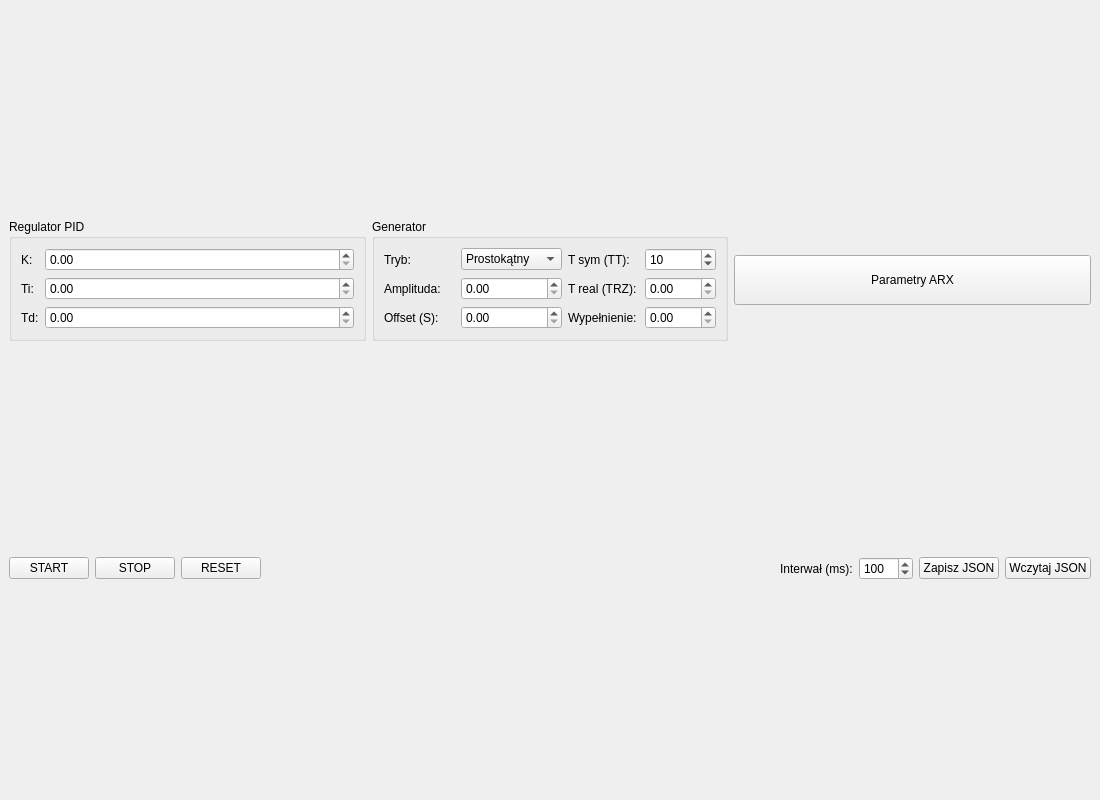
The window that mainwindow.ui (MichalWalterowski/projektUAR) describes before a commit, drawn with Qt 5.
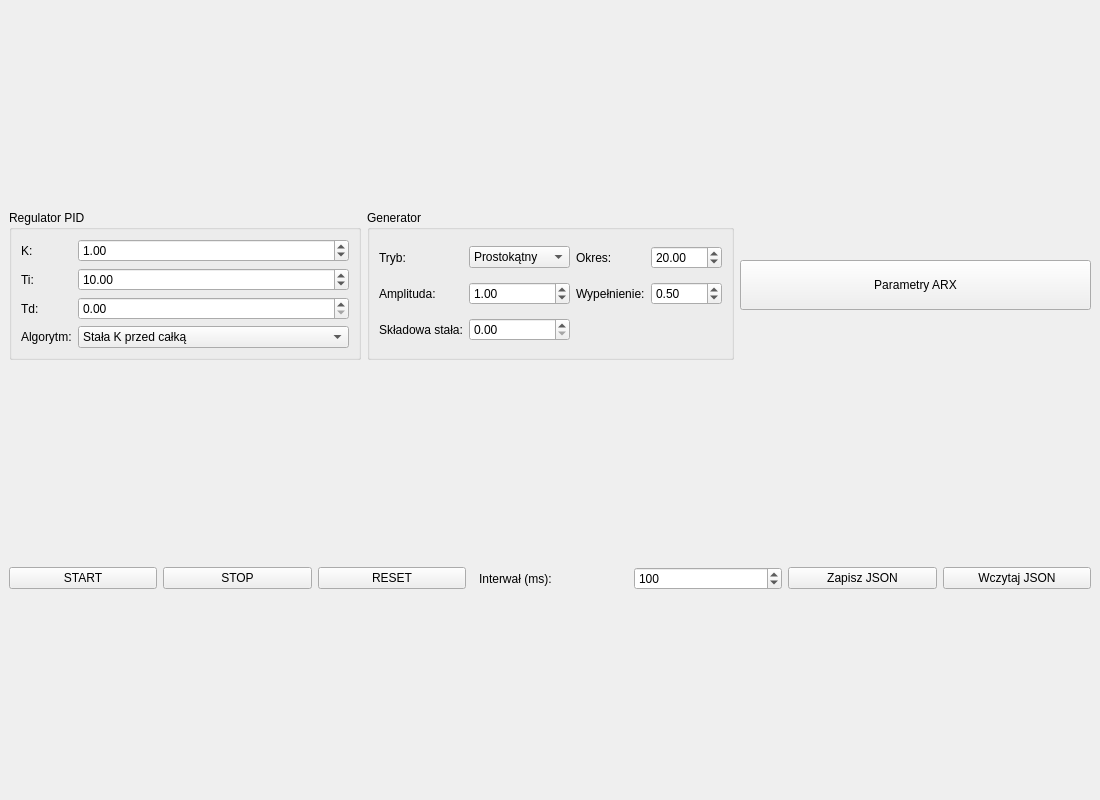
The same window after the commit.

What changed in the file:
```diff
--- a/mainwindow.ui
+++ b/mainwindow.ui
@@ -31,11 +31,7 @@
           </widget>
          </item>
          <item row="0" column="1">
-          <widget class="QDoubleSpinBox" name="spinK">
-           <property name="value">
-            <double>0.000000000000000</double>
-           </property>
-          </widget>
+          <widget class="QDoubleSpinBox" name="spinK"><property name="value"><double>1.0</double></property></widget>
          </item>
          <item row="1" column="0">
           <widget class="QLabel" name="labelTi">
@@ -45,11 +41,7 @@
           </widget>
          </item>
          <item row="1" column="1">
-          <widget class="QDoubleSpinBox" name="spinTi">
-           <property name="value">
-            <double>0.000000000000000</double>
-           </property>
-          </widget>
+          <widget class="QDoubleSpinBox" name="spinTi"><property name="value"><double>10.0</double></property></widget>
          </item>
          <item row="2" column="0">
           <widget class="QLabel" name="labelTd">
@@ -61,6 +53,15 @@
          <item row="2" column="1">
           <widget class="QDoubleSpinBox" name="spinTd"/>
          </item>
+         <item row="3" column="0">
+          <widget class="QLabel" name="labelTrybPID"><property name="text"><string>Algorytm:</string></property></widget>
+         </item>
+         <item row="3" column="1">
+          <widget class="QComboBox" name="comboTrybPID">
+           <item><property name="text"><string>Stała K przed całką</string></property></item>
+           <item><property name="text"><string>Stała K pod całką</string></property></item>
+          </widget>
+         </item>
         </layout>
        </widget>
       </item>
@@ -79,16 +80,8 @@
          </item>
          <item row="0" column="1">
           <widget class="QComboBox" name="comboTryb">
-           <item>
-            <property name="text">
-             <string>Prostokątny</string>
-            </property>
-           </item>
-           <item>
-            <property name="text">
-             <string>Sinusoidalny</string>
-            </property>
-           </item>
+           <item><property name="text"><string>Prostokątny</string></property></item>
+           <item><property name="text"><string>Sinusoidalny</string></property></item>
           </widget>
          </item>
          <item row="1" column="0">
@@ -99,62 +92,31 @@
           </widget>
          </item>
          <item row="1" column="1">
-          <widget class="QDoubleSpinBox" name="spinAgen">
-           <property name="value">
-            <double>0.000000000000000</double>
-           </property>
-          </widget>
+          <widget class="QDoubleSpinBox" name="spinAmplituda"><property name="value"><double>1.0</double></property></widget>
          </item>
          <item row="0" column="2">
-          <widget class="QLabel" name="lTT">
-           <property name="text">
-            <string>T sym (TT):</string>
-           </property>
-          </widget>
+          <widget class="QLabel" name="lTT"><property name="text"><string>Okres:</string></property></widget>
          </item>
          <item row="0" column="3">
-          <widget class="QSpinBox" name="spinTT">
-           <property name="value">
-            <number>10</number>
-           </property>
+          <widget class="QDoubleSpinBox" name="spinOkres">
+           <property name="minimum"><double>0.1</double></property>
+           <property name="maximum"><double>9999.0</double></property>
+           <property name="value"><double>20.0</double></property>
           </widget>
          </item>
+         <item row="2" column="0">
+          <widget class="QLabel" name="lS"><property name="text"><string>Składowa stała:</string></property></widget>
+         </item>
+         <item row="2" column="1">
+          <widget class="QDoubleSpinBox" name="spinSkladowaStala"/>
+         </item>
          <item row="1" column="2">
-          <widget class="QLabel" name="lTRZ">
-           <property name="text">
-            <string>T real (TRZ):</string>
-           </property>
-          </widget>
+          <widget class="QLabel" name="lP"><property name="text"><string>Wypełnienie:</string></property></widget>
          </item>
          <item row="1" column="3">
-          <widget class="QDoubleSpinBox" name="spinTRZ">
-           <property name="value">
-            <double>0.000000000000000</double>
-           </property>
-          </widget>
-         </item>
-         <item row="2" column="0">
-          <widget class="QLabel" name="lS">
-           <property name="text">
-            <string>Offset (S):</string>
-           </property>
-          </widget>
-         </item>
-         <item row="2" column="1">
-          <widget class="QDoubleSpinBox" name="spinSgen"/>
-         </item>
-         <item row="2" column="2">
-          <widget class="QLabel" name="lP">
-           <property name="text">
-            <string>Wypełnienie:</string>
-           </property>
-          </widget>
-         </item>
-         <item row="2" column="3">
-          <widget class="QDoubleSpinBox" name="spinPgen">
-           <property name="value">
-            <double>0.000000000000000</double>
-           </property>
+          <widget class="QDoubleSpinBox" name="spinWypelnienie">
+           <property name="maximum"><double>1.0</double></property>
+           <property name="value"><double>0.5</double></property>
           </widget>
          </item>
         </layout>
@@ -180,47 +142,11 @@
     </item>
     <item>
      <layout class="QHBoxLayout" name="horizontalLayoutBtns">
-      <item>
-       <widget class="QPushButton" name="btnStart">
-        <property name="text">
-         <string>START</string>
-        </property>
-       </widget>
-      </item>
-      <item>
-       <widget class="QPushButton" name="btnStop">
-        <property name="text">
-         <string>STOP</string>
-        </property>
-       </widget>
-      </item>
-      <item>
-       <widget class="QPushButton" name="btnReset">
-        <property name="text">
-         <string>RESET</string>
-        </property>
-       </widget>
-      </item>
-      <item>
-       <spacer name="spacer">
-        <property name="orientation">
-         <enum>Qt::Horizontal</enum>
-        </property>
-        <property name="sizeHint" stdset="0">
-         <size>
-          <width>0</width>
-          <height>0</height>
-         </size>
-        </property>
-       </spacer>
-      </item>
-      <item>
-       <widget class="QLabel" name="lblInt">
-        <property name="text">
-         <string>Interwał (ms):</string>
-        </property>
-       </widget>
-      </item>
+      <item><widget class="QPushButton" name="btnStart"><property name="text"><string>START</string></property></widget></item>
+      <item><widget class="QPushButton" name="btnStop"><property name="text"><string>STOP</string></property></widget></item>
+      <item><widget class="QPushButton" name="btnReset"><property name="text"><string>RESET</string></property></widget></item>
+      <item><spacer name="spacer"><property name="orientation"><enum>Qt::Horizontal</enum></property></spacer></item>
+      <item><widget class="QLabel" name="lblInt"><property name="text"><string>Interwał (ms):</string></property></widget></item>
       <item>
        <widget class="QSpinBox" name="spinInterval">
         <property name="maximum">
@@ -231,20 +157,8 @@
         </property>
        </widget>
       </item>
-      <item>
-       <widget class="QPushButton" name="btnSaveConfig">
-        <property name="text">
-         <string>Zapisz JSON</string>
-        </property>
-       </widget>
-      </item>
-      <item>
-       <widget class="QPushButton" name="btnLoadConfig">
-        <property name="text">
-         <string>Wczytaj JSON</string>
-        </property>
-       </widget>
-      </item>
+      <item><widget class="QPushButton" name="btnSaveConfig"><property name="text"><string>Zapisz JSON</string></property></widget></item>
+      <item><widget class="QPushButton" name="btnLoadConfig"><property name="text"><string>Wczytaj JSON</string></property></widget></item>
      </layout>
     </item>
    </layout>
```
Left out of the diff: 55 changed lines with no effect on the pictures.
